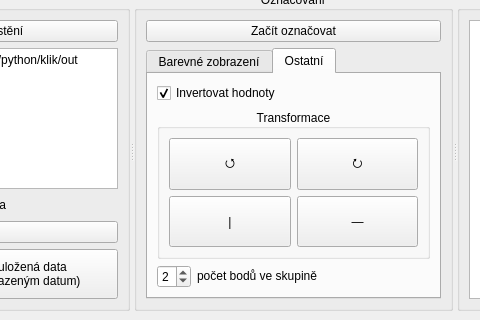
vachaj11/array-clicker, file form.ui: the form before one commit; both pictures show x 478 to 958 and y 335 to 655 of the 1242 by 655 pixel window.
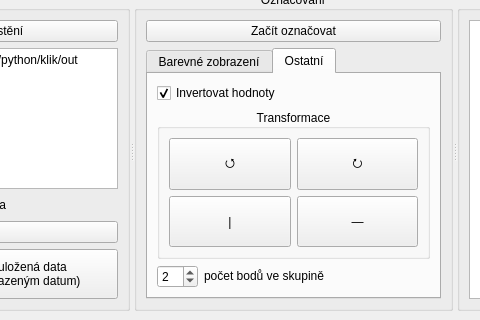
The form after the commit. The open tabs and pages were chosen to show the change. Icons and pictures are not drawn.

Commit message: implemented possibillity to set custom number of points in a group (previously set to 2)

The edit to the form file:
```diff
--- a/form.ui
+++ b/form.ui
@@ -674,7 +674,7 @@
                  <number>1</number>
                 </property>
                 <property name="maximum">
-                 <number>6</number>
+                 <number>15</number>
                 </property>
                 <property name="singleStep">
                  <number>1</number>
```
Left out of the diff: 2 changed lines with no effect on the pictures. The commit also changes 2 other files.
